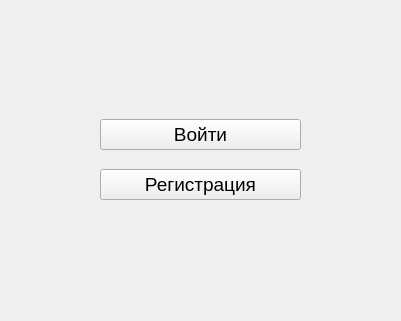
Before: the Qt Designer form untitled.ui in VoronovV/Sanatorium, drawn with Qt 5.
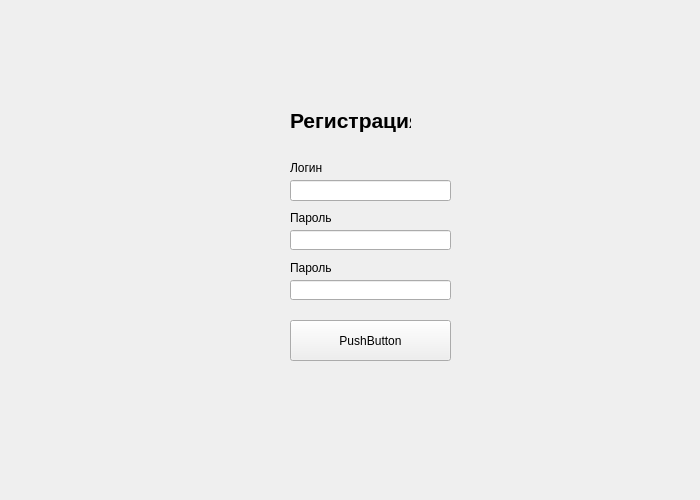
After: the same form once the commit is applied.

Commit message: add entry and registration pages

Patch:
```diff
--- a/untitled.ui
+++ b/untitled.ui
@@ -6,10 +6,22 @@
    <rect>
     <x>0</x>
     <y>0</y>
-    <width>401</width>
-    <height>321</height>
+    <width>700</width>
+    <height>500</height>
    </rect>
   </property>
+  <property name="minimumSize">
+   <size>
+    <width>700</width>
+    <height>500</height>
+   </size>
+  </property>
+  <property name="maximumSize">
+   <size>
+    <width>700</width>
+    <height>500</height>
+   </size>
+  </property>
   <property name="cursor">
    <cursorShape>ArrowCursor</cursorShape>
   </property>
@@ -23,65 +35,258 @@
    <bool>false</bool>
   </property>
   <widget class="QWidget" name="centralwidget">
-   <layout class="QVBoxLayout" name="verticalLayout_3" stretch="0,9">
-    <property name="spacing">
-     <number>0</number>
+   <property name="minimumSize">
+    <size>
+     <width>700</width>
+     <height>500</height>
+    </size>
+   </property>
+   <property name="maximumSize">
+    <size>
+     <width>700</width>
+     <height>500</height>
+    </size>
+   </property>
+   <widget class="QStackedWidget" name="stackedWidget">
+    <property name="geometry">
+     <rect>
+      <x>0</x>
+      <y>0</y>
+      <width>700</width>
+      <height>500</height>
+     </rect>
     </property>
-    <property name="sizeConstraint">
-     <enum>QLayout::SetDefaultConstraint</enum>
+    <property name="minimumSize">
+     <size>
+      <width>700</width>
+      <height>500</height>
+     </size>
     </property>
-    <property name="leftMargin">
-     <number>100</number>
+    <property name="maximumSize">
+     <size>
+      <width>700</width>
+      <height>500</height>
+     </size>
     </property>
-    <property name="topMargin">
-     <number>100</number>
+    <property name="currentIndex">
+     <number>1</number>
     </property>
-    <property name="rightMargin">
-     <number>100</number>
-    </property>
-    <property name="bottomMargin">
-     <number>100</number>
-    </property>
-    <item>
+    <widget class="QWidget" name="main_page">
+     <widget class="QPushButton" name="entry_btn">
+      <property name="geometry">
+       <rect>
+        <x>300</x>
+        <y>160</y>
+        <width>111</width>
+        <height>71</height>
+       </rect>
+      </property>
+      <property name="text">
+       <string>Вход</string>
+      </property>
+     </widget>
+     <widget class="QPushButton" name="regisration_btn">
+      <property name="geometry">
+       <rect>
+        <x>300</x>
+        <y>260</y>
+        <width>111</width>
+        <height>71</height>
+       </rect>
+      </property>
+      <property name="text">
+       <string>Регистрация</string>
+      </property>
+     </widget>
+     <zorder>regisration_btn</zorder>
+     <zorder>entry_btn</zorder>
+    </widget>
+    <widget class="QWidget" name="registration_page">
+     <widget class="QLabel" name="label_4">
+      <property name="geometry">
+       <rect>
+        <x>290</x>
+        <y>100</y>
+        <width>121</width>
+        <height>41</height>
+       </rect>
+      </property>
+      <property name="font">
+       <font>
+        <pointsize>16</pointsize>
+        <weight>75</weight>
+        <bold>true</bold>
+       </font>
+      </property>
+      <property name="text">
+       <string>Регистрация</string>
+      </property>
+     </widget>
      <widget class="QPushButton" name="pushButton">
-      <property name="font">
-       <font>
-        <pointsize>14</pointsize>
-       </font>
+      <property name="geometry">
+       <rect>
+        <x>290</x>
+        <y>320</y>
+        <width>161</width>
+        <height>41</height>
+       </rect>
       </property>
-      <property name="cursor">
-       <cursorShape>PointingHandCursor</cursorShape>
+      <property name="text">
+       <string>PushButton</string>
       </property>
-      <property name="mouseTracking">
-       <bool>true</bool>
+     </widget>
+     <widget class="QLineEdit" name="lineEdit_3">
+      <property name="geometry">
+       <rect>
+        <x>290</x>
+        <y>180</y>
+        <width>161</width>
+        <height>21</height>
+       </rect>
       </property>
-      <property name="layoutDirection">
-       <enum>Qt::LeftToRight</enum>
+     </widget>
+     <widget class="QLineEdit" name="lineEdit_4">
+      <property name="geometry">
+       <rect>
+        <x>290</x>
+        <y>230</y>
+        <width>161</width>
+        <height>20</height>
+       </rect>
       </property>
+     </widget>
+     <widget class="QLabel" name="label_5">
+      <property name="geometry">
+       <rect>
+        <x>290</x>
+        <y>160</y>
+        <width>61</width>
+        <height>16</height>
+       </rect>
+      </property>
       <property name="text">
-       <string>Войти</string>
+       <string>Логин</string>
       </property>
      </widget>
-    </item>
-    <item>
+     <widget class="QLabel" name="label_6">
+      <property name="geometry">
+       <rect>
+        <x>290</x>
+        <y>210</y>
+        <width>61</width>
+        <height>16</height>
+       </rect>
+      </property>
+      <property name="text">
+       <string>Пароль</string>
+      </property>
+     </widget>
+     <widget class="QLineEdit" name="lineEdit_5">
+      <property name="geometry">
+       <rect>
+        <x>290</x>
+        <y>280</y>
+        <width>161</width>
+        <height>20</height>
+       </rect>
+      </property>
+     </widget>
+     <widget class="QLabel" name="label_7">
+      <property name="geometry">
+       <rect>
+        <x>290</x>
+        <y>260</y>
+        <width>61</width>
+        <height>16</height>
+       </rect>
+      </property>
+      <property name="text">
+       <string>Пароль</string>
+      </property>
+     </widget>
+    </widget>
+    <widget class="QWidget" name="entry_page">
      <widget class="QPushButton" name="pushButton_2">
+      <property name="geometry">
+       <rect>
+        <x>280</x>
+        <y>280</y>
+        <width>181</width>
+        <height>51</height>
+       </rect>
+      </property>
+      <property name="text">
+       <string>Войти</string>
+      </property>
+     </widget>
+     <widget class="QLineEdit" name="lineEdit">
+      <property name="geometry">
+       <rect>
+        <x>280</x>
+        <y>180</y>
+        <width>181</width>
+        <height>20</height>
+       </rect>
+      </property>
+     </widget>
+     <widget class="QLineEdit" name="lineEdit_2">
+      <property name="geometry">
+       <rect>
+        <x>280</x>
+        <y>230</y>
+        <width>181</width>
+        <height>20</height>
+       </rect>
+      </property>
+     </widget>
+     <widget class="QLabel" name="label_2">
+      <property name="geometry">
+       <rect>
+        <x>280</x>
+        <y>160</y>
+        <width>81</width>
+        <height>16</height>
+       </rect>
+      </property>
+      <property name="text">
+       <string>Логин</string>
+      </property>
+     </widget>
+     <widget class="QLabel" name="label_3">
+      <property name="geometry">
+       <rect>
+        <x>280</x>
+        <y>210</y>
+        <width>71</width>
+        <height>16</height>
+       </rect>
+      </property>
+      <property name="text">
+       <string>Пароль</string>
+      </property>
+     </widget>
+     <widget class="QLabel" name="label">
+      <property name="geometry">
+       <rect>
+        <x>280</x>
+        <y>90</y>
+        <width>101</width>
+        <height>31</height>
+       </rect>
+      </property>
       <property name="font">
        <font>
-        <pointsize>14</pointsize>
+        <pointsize>16</pointsize>
+        <weight>75</weight>
+        <bold>true</bold>
        </font>
       </property>
-      <property name="cursor">
-       <cursorShape>PointingHandCursor</cursorShape>
-      </property>
-      <property name="layoutDirection">
-       <enum>Qt::LeftToRight</enum>
-      </property>
       <property name="text">
-       <string>Регистрация</string>
+       <string>Вход:</string>
       </property>
      </widget>
-    </item>
-   </layout>
+    </widget>
+   </widget>
   </widget>
  </widget>
  <resources/>
```
The commit also changes 3 other files.
